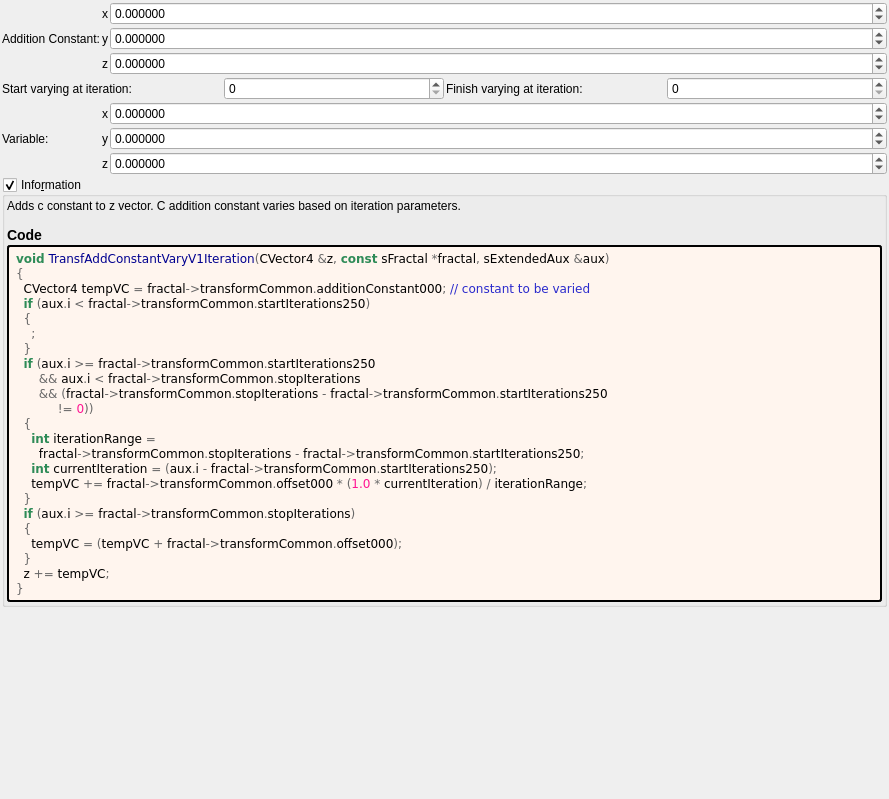
Above: mandelbulber2/formula/ui/transf_add_constant_vary_v1.ui from buddhi1980/mandelbulber2 before the change. Below: the same form after it.
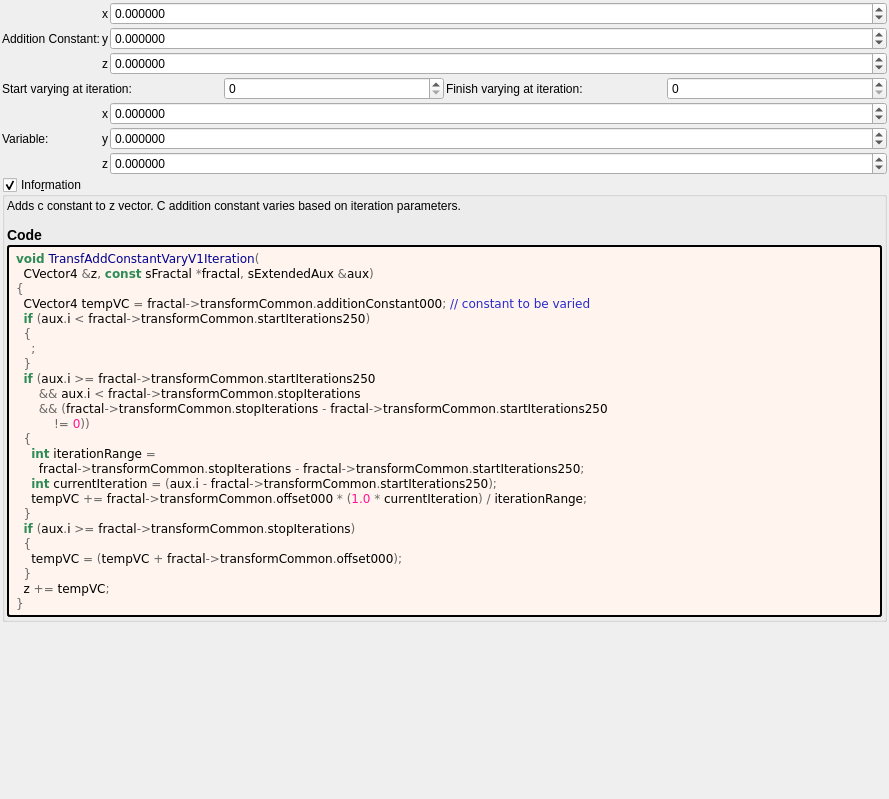
That is the form after the change. Custom widgets are drawn as their Qt base class.

```diff
--- a/mandelbulber2/formula/ui/transf_add_constant_vary_v1.ui
+++ b/mandelbulber2/formula/ui/transf_add_constant_vary_v1.ui
@@ -362,7 +362,8 @@
         </property>
         <property name="text">
          <string notr="true">&lt;body style=&quot;background-color:#fff5ee&quot;&gt;
-&lt;pre style=&quot;color:#000000; background-color:#fff5ee;  font-family:'Courier New',monospace;&quot;&gt;&lt;span style=&quot;color:#2e8b57; font-weight:bold&quot;&gt;void&lt;/span&gt; &lt;span style=&quot;color:#00008f&quot;&gt;TransfAddConstantVaryV1Iteration&lt;/span&gt;&lt;span style=&quot;color:#676767&quot;&gt;(&lt;/span&gt;CVector4 &lt;span style=&quot;color:#676767&quot;&gt;&amp;amp;&lt;/span&gt;z&lt;span style=&quot;color:#676767&quot;&gt;,&lt;/span&gt; &lt;span style=&quot;color:#2e8b57; font-weight:bold&quot;&gt;const&lt;/span&gt; sFractal &lt;span style=&quot;color:#676767&quot;&gt;*&lt;/span&gt;fractal&lt;span style=&quot;color:#676767&quot;&gt;,&lt;/span&gt; sExtendedAux &lt;span style=&quot;color:#676767&quot;&gt;&amp;amp;&lt;/span&gt;aux&lt;span style=&quot;color:#676767&quot;&gt;)&lt;/span&gt;
+&lt;pre style=&quot;color:#000000; background-color:#fff5ee;  font-family:'Courier New',monospace;&quot;&gt;&lt;span style=&quot;color:#2e8b57; font-weight:bold&quot;&gt;void&lt;/span&gt; &lt;span style=&quot;color:#00008f&quot;&gt;TransfAddConstantVaryV1Iteration&lt;/span&gt;&lt;span style=&quot;color:#676767&quot;&gt;(&lt;/span&gt;
+  CVector4 &lt;span style=&quot;color:#676767&quot;&gt;&amp;amp;&lt;/span&gt;z&lt;span style=&quot;color:#676767&quot;&gt;,&lt;/span&gt; &lt;span style=&quot;color:#2e8b57; font-weight:bold&quot;&gt;const&lt;/span&gt; sFractal &lt;span style=&quot;color:#676767&quot;&gt;*&lt;/span&gt;fractal&lt;span style=&quot;color:#676767&quot;&gt;,&lt;/span&gt; sExtendedAux &lt;span style=&quot;color:#676767&quot;&gt;&amp;amp;&lt;/span&gt;aux&lt;span style=&quot;color:#676767&quot;&gt;)&lt;/span&gt;
 &lt;span style=&quot;color:#676767&quot;&gt;{&lt;/span&gt;
   CVector4 tempVC &lt;span style=&quot;color:#676767&quot;&gt;=&lt;/span&gt; fractal&lt;span style=&quot;color:#676767&quot;&gt;-&amp;gt;&lt;/span&gt;transformCommon&lt;span style=&quot;color:#676767&quot;&gt;.&lt;/span&gt;additionConstant000&lt;span style=&quot;color:#676767&quot;&gt;;&lt;/span&gt; &lt;span style=&quot;color:#2929cc&quot;&gt;// constant to be varied&lt;/span&gt;
   &lt;span style=&quot;color:#2e8b57; font-weight:bold&quot;&gt;if&lt;/span&gt; &lt;span style=&quot;color:#676767&quot;&gt;(&lt;/span&gt;aux&lt;span style=&quot;color:#676767&quot;&gt;.&lt;/span&gt;i &lt;span style=&quot;color:#676767&quot;&gt;&amp;lt;&lt;/span&gt; fractal&lt;span style=&quot;color:#676767&quot;&gt;-&amp;gt;&lt;/span&gt;transformCommon&lt;span style=&quot;color:#676767&quot;&gt;.&lt;/span&gt;startIterations250&lt;span style=&quot;color:#676767&quot;&gt;)&lt;/span&gt;
@@ -372,7 +373,7 @@
   &lt;span style=&quot;color:#2e8b57; font-weight:bold&quot;&gt;if&lt;/span&gt; &lt;span style=&quot;color:#676767&quot;&gt;(&lt;/span&gt;aux&lt;span style=&quot;color:#676767&quot;&gt;.&lt;/span&gt;i &lt;span style=&quot;color:#676767&quot;&gt;&amp;gt;=&lt;/span&gt; fractal&lt;span style=&quot;color:#676767&quot;&gt;-&amp;gt;&lt;/span&gt;transformCommon&lt;span style=&quot;color:#676767&quot;&gt;.&lt;/span&gt;startIterations250
       &lt;span style=&quot;color:#676767&quot;&gt;&amp;amp;&amp;amp;&lt;/span&gt; aux&lt;span style=&quot;color:#676767&quot;&gt;.&lt;/span&gt;i &lt;span style=&quot;color:#676767&quot;&gt;&amp;lt;&lt;/span&gt; fractal&lt;span style=&quot;color:#676767&quot;&gt;-&amp;gt;&lt;/span&gt;transformCommon&lt;span style=&quot;color:#676767&quot;&gt;.&lt;/span&gt;stopIterations
       &lt;span style=&quot;color:#676767&quot;&gt;&amp;amp;&amp;amp; (&lt;/span&gt;fractal&lt;span style=&quot;color:#676767&quot;&gt;-&amp;gt;&lt;/span&gt;transformCommon&lt;span style=&quot;color:#676767&quot;&gt;.&lt;/span&gt;stopIterations &lt;span style=&quot;color:#676767&quot;&gt;-&lt;/span&gt; fractal&lt;span style=&quot;color:#676767&quot;&gt;-&amp;gt;&lt;/span&gt;transformCommon&lt;span style=&quot;color:#676767&quot;&gt;.&lt;/span&gt;startIterations250
-           &lt;span style=&quot;color:#676767&quot;&gt;!=&lt;/span&gt; &lt;span style=&quot;color:#ff1493&quot;&gt;0&lt;/span&gt;&lt;span style=&quot;color:#676767&quot;&gt;))&lt;/span&gt;
+          &lt;span style=&quot;color:#676767&quot;&gt;!=&lt;/span&gt; &lt;span style=&quot;color:#ff1493&quot;&gt;0&lt;/span&gt;&lt;span style=&quot;color:#676767&quot;&gt;))&lt;/span&gt;
   &lt;span style=&quot;color:#676767&quot;&gt;{&lt;/span&gt;
     &lt;span style=&quot;color:#2e8b57; font-weight:bold&quot;&gt;int&lt;/span&gt; iterationRange &lt;span style=&quot;color:#676767&quot;&gt;=&lt;/span&gt;
       fractal&lt;span style=&quot;color:#676767&quot;&gt;-&amp;gt;&lt;/span&gt;transformCommon&lt;span style=&quot;color:#676767&quot;&gt;.&lt;/span&gt;stopIterations &lt;span style=&quot;color:#676767&quot;&gt;-&lt;/span&gt; fractal&lt;span style=&quot;color:#676767&quot;&gt;-&amp;gt;&lt;/span&gt;transformCommon&lt;span style=&quot;color:#676767&quot;&gt;.&lt;/span&gt;startIterations250&lt;span style=&quot;color:#676767&quot;&gt;;&lt;/span&gt;
```
